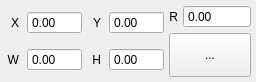
This is src/widgets/transform-panel.ui in flux3dp/swiftray as Qt 5 draws it before an edit. The edited form follows.
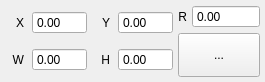
This is the edited form. Icons and pictures are not drawn. Custom widgets are drawn as their Qt base class.

```diff
--- a/src/widgets/transform-panel.ui
+++ b/src/widgets/transform-panel.ui
@@ -6,7 +6,7 @@
    <rect>
     <x>0</x>
     <y>0</y>
-    <width>256</width>
+    <width>265</width>
     <height>82</height>
    </rect>
   </property>
@@ -70,7 +70,7 @@
           <double>0.000000000000000</double>
          </property>
          <property name="maximum">
-          <double>3000.000000000000000</double>
+          <double>9999.000000000000000</double>
          </property>
         </widget>
        </item>
@@ -158,7 +158,7 @@
           <double>0.000000000000000</double>
          </property>
          <property name="maximum">
-          <double>2000.000000000000000</double>
+          <double>9999.000000000000000</double>
          </property>
         </widget>
        </item>
@@ -273,6 +273,13 @@
    </item>
   </layout>
  </widget>
+ <customwidgets>
+  <customwidget>
+   <class>QDoubleSpinBox2</class>
+   <extends>QDoubleSpinBox</extends>
+   <header>widgets/qdoublespinbox2.h</header>
+  </customwidget>
+ </customwidgets>
  <resources>
   <include location="../../qml.qrc"/>
  </resources>
```
Left out of the diff: 10 changed lines with no effect on the pictures.
